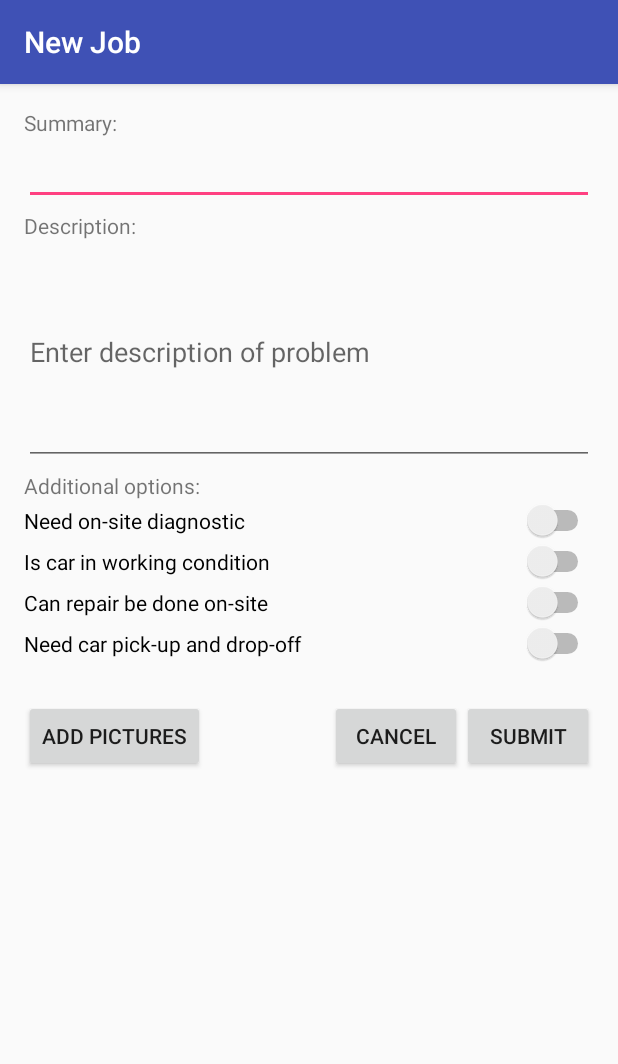
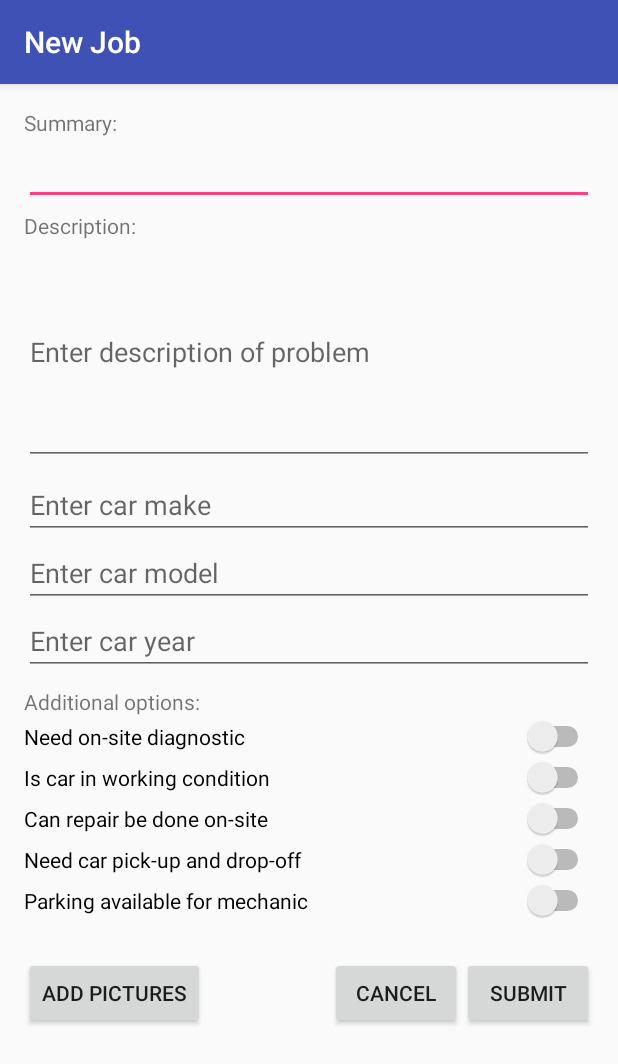
Before and after one commit to ndw6152/testmm, an Android app: the JobFormActivity screen opened directly, with no data from a screen before it, on a phone screen of 412 x 824 dp. Shown: the top 1064 px of the screen. Run offline under Robolectric (Android 15) with nearby library versions, the phone set to English and light mode, and no system bars; pictures from the network do not load.

Commit message:
Added new switch to ask customer if parking is available on-site. Added the corresponding field in the Job class and added the textview in the dialog pop up for status.

```diff
--- a/TestLogin/app/src/main/AndroidManifest.xml
+++ b/TestLogin/app/src/main/AndroidManifest.xml
@@ -14,7 +14,7 @@
 
         <activity
             android:name=".LoginActivity"
-            android:label="@string/title_login_name">
+            android:label="@string/title_main">
             <intent-filter>
                 <action android:name="android.intent.action.MAIN" />
                 <category android:name="android.intent.category.LAUNCHER" />
--- a/TestLogin/app/src/main/java/com/login/mm/nealio/testlogin/JobFormActivity.java
+++ b/TestLogin/app/src/main/java/com/login/mm/nealio/testlogin/JobFormActivity.java
@@ -180,6 +180,15 @@ public class JobFormActivity extends AppCompatActivity {
                 changesMade = true;
             }
         });
+
+
+        Switch switchParkingAvailable = (Switch) findViewById(R.id.switch_parking_available);
+        switchParkingAvailable.setOnCheckedChangeListener(new CompoundButton.OnCheckedChangeListener() {
+            public void onCheckedChanged(CompoundButton buttonView, boolean isChecked) {
+                mJob.setParkingAvailable(isChecked);
+                changesMade = true;
+            }
+        });
     }
 
     @Override
--- a/TestLogin/app/src/main/java/com/login/mm/nealio/testlogin/MainActivity.java
+++ b/TestLogin/app/src/main/java/com/login/mm/nealio/testlogin/MainActivity.java
@@ -145,10 +145,12 @@ public class MainActivity extends AppCompatActivity
         TextView text3 = (TextView) dialog.findViewById(R.id.textView_dialog_carInWorkingCondition);
         text3.setText("Car in working condition = " + job.isCarInWorkingCondition());
         TextView text4 = (TextView) dialog.findViewById(R.id.textView_dialog_repairCanBeDoneOnSite);
-        text4.setText("Repair can be done on=site = " + job.isRepairDoneOnSite());
+        text4.setText("Repair can be done on-site = " + job.isRepairDoneOnSite());
         TextView text5 = (TextView) dialog.findViewById(R.id.textView_dialog_carPickUpDropOff);
         text5.setText("Car pick up and drop off = " + job.isCarPickUpAndDropOff());
 
+        TextView text6 = (TextView) dialog.findViewById(R.id.textView_dialog_parkingAvailable);
+        text6.setText("Parking available on-site = " + job.isParkingAvailable());
 
         dialog.show();
     }
--- a/TestLogin/app/src/main/res/layout/activity_main_job_dialog.xml
+++ b/TestLogin/app/src/main/res/layout/activity_main_job_dialog.xml
@@ -40,4 +40,9 @@
         android:id="@+id/textView_dialog_carPickUpDropOff"
         android:layout_width="wrap_content"
         android:layout_height="wrap_content" />
+
+    <TextView
+        android:id="@+id/textView_dialog_parkingAvailable"
+        android:layout_width="wrap_content"
+        android:layout_height="wrap_content" />
 </LinearLayout>
--- a/TestLogin/app/src/main/res/layout/activity_new_job_form.xml
+++ b/TestLogin/app/src/main/res/layout/activity_new_job_form.xml
@@ -1,12 +1,11 @@
 <?xml version="1.0" encoding="utf-8"?>
 <ScrollView xmlns:android="http://schemas.android.com/apk/res/android"
     android:layout_width="match_parent"
-    android:layout_height="match_parent"
-    android:paddingBottom="16dp">
+    android:layout_height="match_parent">
 
     <LinearLayout
         android:layout_width="match_parent"
-        android:layout_height="match_parent"
+        android:layout_height="wrap_content"
         android:layout_margin="16dp"
         android:orientation="vertical"
         android:weightSum="1">
@@ -41,10 +40,32 @@
             android:hint="Enter description of problem"
             android:inputType="textMultiLine" />
 
+        <EditText
+            android:id="@+id/editText_car_make"
+            android:layout_width="match_parent"
+            android:layout_height="wrap_content"
+            android:ems="10"
+            android:hint="Enter car make" />
+
+        <EditText
+            android:id="@+id/editText_car_model"
+            android:layout_width="match_parent"
+            android:layout_height="wrap_content"
+            android:ems="10"
+            android:hint="Enter car model" />
+
+        <EditText
+            android:id="@+id/editText_car_year"
+            android:layout_width="match_parent"
+            android:layout_height="wrap_content"
+            android:ems="10"
+            android:hint="Enter car year" />
+
         <TextView
             android:id="@+id/textView56"
             android:layout_width="match_parent"
             android:layout_height="wrap_content"
+            android:paddingTop="8dp"
             android:text="Additional options:" />
 
         <Switch
@@ -71,7 +92,11 @@
             android:layout_height="wrap_content"
             android:text="Need car pick-up and drop-off" />
 
-
+        <Switch
+            android:id="@+id/switch_parking_available"
+            android:layout_width="match_parent"
+            android:layout_height="wrap_content"
+            android:text="Parking available for mechanic" />
 
         <HorizontalScrollView
             android:layout_width="wrap_content"
@@ -97,10 +122,10 @@
                 android:id="@+id/button_cancel_job"
                 android:layout_width="wrap_content"
                 android:layout_height="wrap_content"
-                android:onClick="cancelJobOnClick"
                 android:layout_alignParentTop="true"
                 android:layout_toLeftOf="@+id/button_submit_job"
                 android:layout_toStartOf="@+id/button_submit_job"
+                android:onClick="cancelJobOnClick"
                 android:text="Cancel" />
 
             <Button
@@ -108,9 +133,9 @@
                 android:layout_width="wrap_content"
                 android:layout_height="wrap_content"
                 android:layout_alignParentEnd="true"
-                android:onClick="submitJobOnClick"
                 android:layout_alignParentRight="true"
                 android:layout_alignParentTop="true"
+                android:onClick="submitJobOnClick"
                 android:text="Submit" />
 
             <Button
@@ -122,5 +147,12 @@
                 android:onClick="ChoosePicturesFromGalleryOnClick"
                 android:text="Add pictures" />
         </RelativeLayout>
+
+
+        <View
+            android:layout_width="match_parent"
+            android:layout_height="32dp"/>
     </LinearLayout>
+
+
 </ScrollView>
```
Also changed, not shown: TestLogin/app/src/main/java/com/login/mm/nealio/testlogin/user/Job.java (+9 -0 lines).
